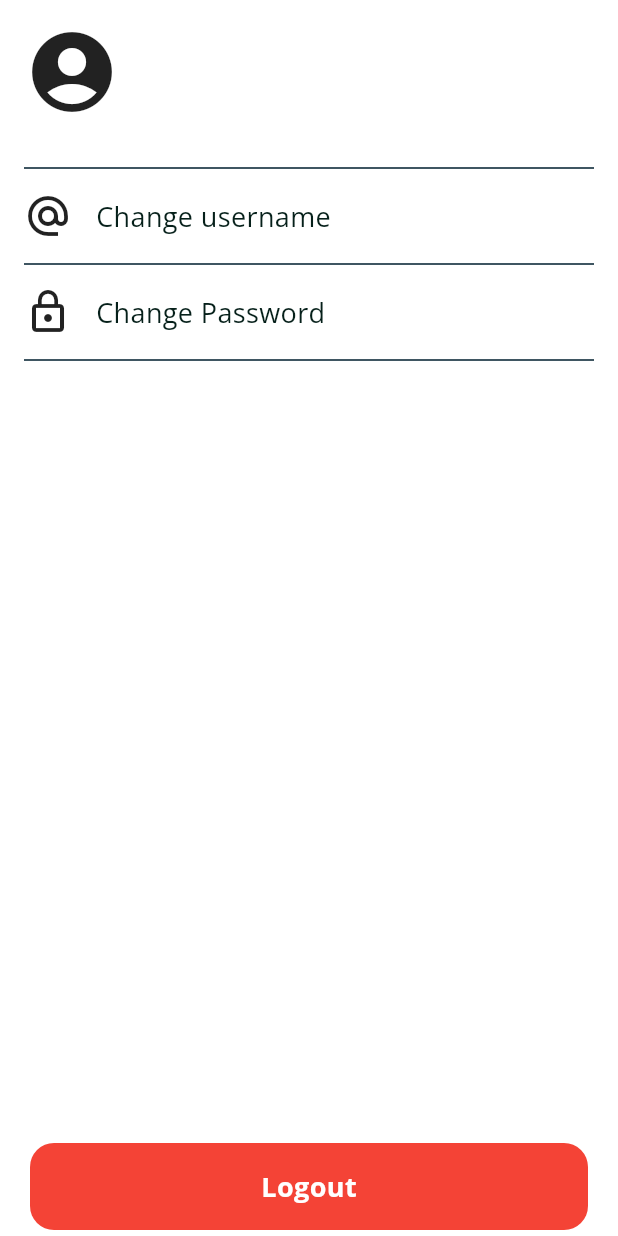
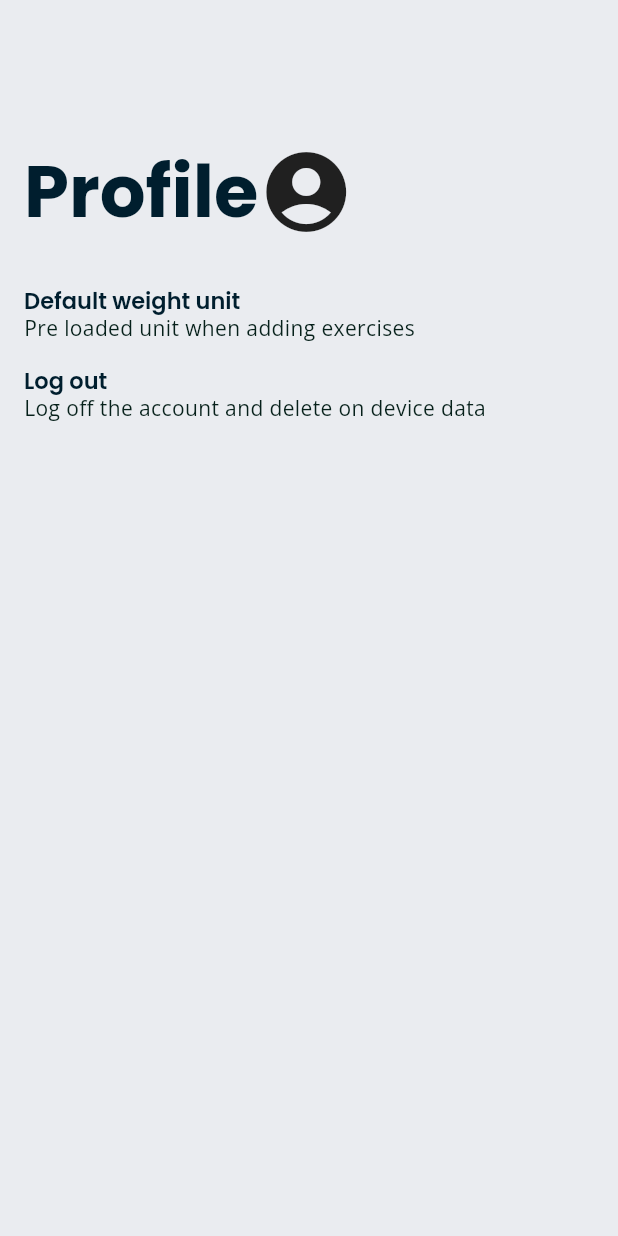
Before and after one commit to M4TTRX/spotme, a Flutter app: the AccountView screen opened directly with empty values, on a phone screen of 412 x 824 dp. Run offline on Flutter 3.47's test engine with Material 2 defaults, Android fonts, the phone set to English and light mode, and no system bars; our stand-ins replace cloud_firestore, firebase_auth, firebase_core, flutter_spinkit, google_fonts, reorderables and 1 more; missing offline and left inert: firebase_ui_auth; accounts and stored records are empty.

Commit message:
feat: added the account view

```diff
--- a/lib/views/account/account_view.dart
+++ b/lib/views/account/account_view.dart
@@ -4,11 +4,14 @@ import 'package:spotme/model/account_model.dart';
 import 'package:spotme/service/auth_service.dart';
 import 'package:spotme/service/service.dart';
 import 'package:spotme/views/shared/buttons/danger_button.dart';
+import 'package:spotme/views/shared/list_item.dart';
 import 'package:spotme/views/shared/padding.dart';
 import 'package:spotme/views/shared/text/headings.dart';
 import 'package:spotme/views/shared/text/title.dart';
 import 'package:spotme/views/shared/white_app_bar.dart';
 import 'package:spotme/views/shared/whitespace.dart';
+
+import '../../theme/layout_values.dart';
 
 class AccountView extends StatefulWidget {
   final AppService service;
@@ -26,7 +29,6 @@ class _AccountViewState extends State<AccountView> {
   @override
   Widget build(BuildContext context) {
     return Scaffold(
-      backgroundColor: Colors.white,
       body: _buildAccountViewBody(service.account as Account?),
     );
   }
@@ -37,74 +39,43 @@ class _AccountViewState extends State<AccountView> {
       return Container();
     }
     List<Widget> accountBodyView = [];
+
     accountBodyView.add(Padding(
-      padding: const EdgeInsets.symmetric(vertical: 16.0),
+      padding: const EdgeInsets.only(top: 96, bottom: LayoutValues.LARGE),
       child: Row(
         children: <Widget>[
+          Text(
+            "Profile",
+            style: Theme.of(context).textTheme.headline6,
+          ),
           Padding(
             padding: const EdgeInsets.only(right: 16),
             child: Icon(
               Icons.account_circle,
               size: 64,
             ),
-          ),
-          TitleText(user.username ?? "")
+          )
         ],
       ),
     ));
+    accountBodyView.add(ListItem(
+      title: "Default weight unit",
+      details: "Pre loaded unit when adding exercises",
+    ));
     accountBodyView.add(
-      Divider(
-        height: 32,
-      ),
-    );
-
-    // Change username section
-    accountBodyView.add(InkWell(
-      enableFeedback: true,
-      child: Row(
-        children: <Widget>[
-          Padding(
-            padding: const EdgeInsets.only(right: 16),
-            child: Icon(Icons.alternate_email, size: 32),
-          ),
-          Body("Change username")
-        ],
-      ),
-    ));
-    accountBodyView.add(Divider(
-      height: 32,
-    ));
-
-    // Modify password section
-    accountBodyView.add(InkWell(
-      enableFeedback: true,
-      child: Row(
-        children: <Widget>[
-          Padding(
-            padding: const EdgeInsets.only(right: 16),
-            child: Icon(Icons.lock_outline, size: 32),
-          ),
-          Body("Change Password")
-        ],
-      ),
-    ));
-    accountBodyView.add(Divider(
-      height: 32,
-    ));
-    accountBodyView.add(WhiteSpace());
-    accountBodyView.add(
-      DangerButton(
-        'Logout',
-        () async {
+      InkWell(
+        child: ListItem(
+          title: "Log out",
+          details: "Log off the account and delete on device data",
+        ),
+        onTap: () async {
           await _authService.signOut();
         },
       ),
     );
-    return Container(
+    return ListView(
       padding: containerPadding,
-      child: Column(
-        children: accountBodyView,
-      ),
+      children: accountBodyView,
     );
   }
 }
--- /dev/null
+++ b/lib/views/shared/list_item.dart
@@ -0,0 +1,30 @@
+import 'package:flutter/material.dart';
+import 'package:flutter/src/widgets/container.dart';
+import 'package:flutter/src/widgets/framework.dart';
+
+class ListItem extends StatelessWidget {
+  const ListItem({super.key, required this.title, this.details = ""});
+
+  final String title;
+  final String details;
+
+  @override
+  Widget build(BuildContext context) {
+    return Padding(
+      padding: EdgeInsets.symmetric(vertical: 8),
+      child: Column(
+        crossAxisAlignment: CrossAxisAlignment.start,
+        children: [
+          Text(
+            title,
+            style: Theme.of(context).textTheme.headline2,
+          ),
+          Text(
+            details,
+            style: Theme.of(context).textTheme.bodyText2,
+          )
+        ],
+      ),
+    );
+  }
+}
```
Also changed, not shown: lib/views/main_navigation/main_navigarion_view.dart (+58 -29 lines).
